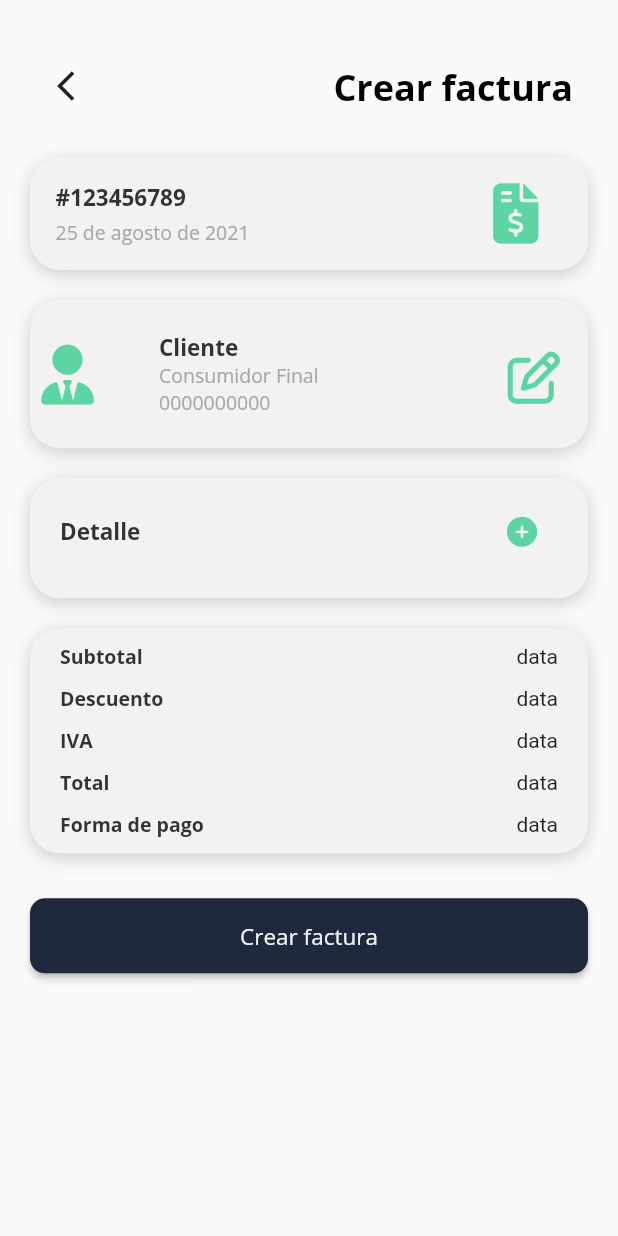
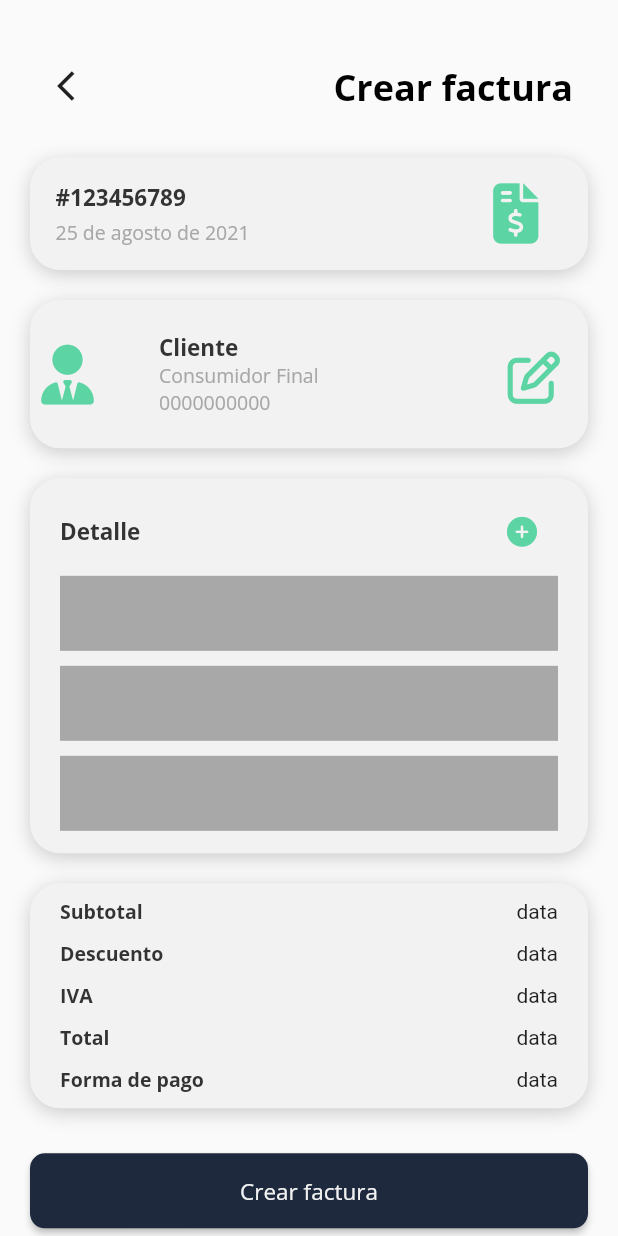
Before and after one commit to AndresTGonzalez/easyfact-mobile, a Flutter app: the InvoiceFormPage screen opened by its route, on a phone screen of 412 x 824 dp. Run offline on Flutter 3.47's test engine with Material 2 defaults, Android fonts, the phone set to English and light mode, and no system bars; our stand-ins replace flutter_speed_dial, font_awesome_flutter.

Commit message:
Agregado listado de detalles form

```diff
--- a/lib/pages/invoice_form_page.dart
+++ b/lib/pages/invoice_form_page.dart
@@ -36,8 +36,21 @@ class InvoiceFormPage extends StatelessWidget {
                   children: [
                     const SizedBox(height: 10),
                     _headerDetailCard(),
-                    const SizedBox(height: 10),
-                    Container(),
+                    Container(
+                      width: double.infinity,
+                      child: ListView.builder(
+                        shrinkWrap: true,
+                        physics: const NeverScrollableScrollPhysics(),
+                        itemCount: 3,
+                        itemBuilder: (context, index) {
+                          return Container(
+                              width: double.infinity,
+                              margin: const EdgeInsets.symmetric(vertical: 5),
+                              height: 50,
+                              color: AppColors.greyTextColor);
+                        },
+                      ),
+                    ),
                     const SizedBox(height: 10),
                   ],
                 ),
@@ -46,6 +59,7 @@ class InvoiceFormPage extends StatelessWidget {
               _sumaryCard(),
               const SizedBox(height: 30),
               _createInvoiceButton(),
+              const SizedBox(height: 30),
             ],
           ),
         ),
```
